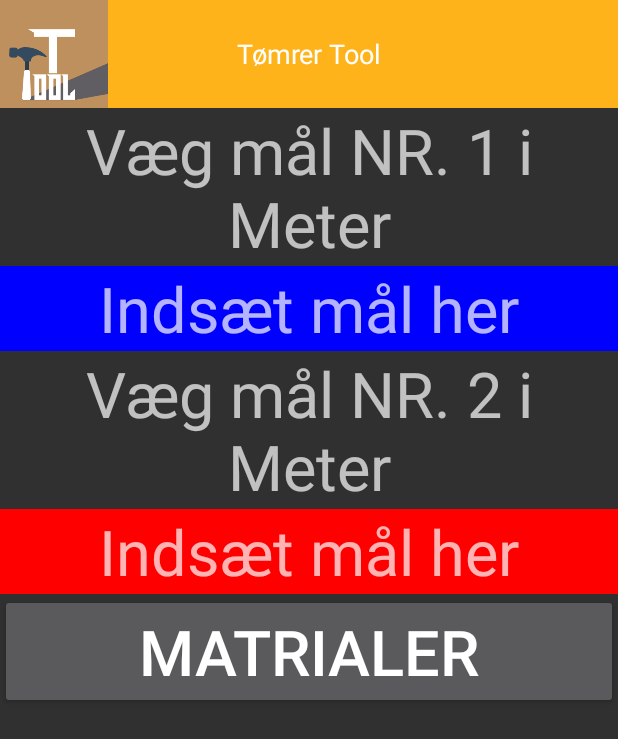
After one commit to ZAN1/tomrer, an Android app: the Loft6060b screen opened directly, with no data from a screen before it, on a phone screen of 412 x 824 dp. The commit adds this screen. Shown: the top 739 px of the screen. Run offline under Robolectric (Android 15) with nearby library versions, the phone set to English and light mode, and no system bars.

Commit message:
need to make send button and implement calc and meterial list

```diff
--- a/MyApplication/app/src/main/AndroidManifest.xml
+++ b/MyApplication/app/src/main/AndroidManifest.xml
@@ -17,7 +17,8 @@
             </intent-filter>
         </activity>
         <activity android:name=".TaskActivity" />
-        <activity android:name=".MesterActivity"></activity>
+        <activity android:name=".MesterActivity" />
+        <activity android:name=".Loft6060b"></activity>
     </application>
 
 </manifest>
--- /dev/null
+++ b/MyApplication/app/src/main/java/com/example/klisterdk/tomrer/Loft6060b.java
@@ -0,0 +1,13 @@
+package com.example.klisterdk.tomrer;
+
+import android.support.v7.app.AppCompatActivity;
+import android.os.Bundle;
+
+public class Loft6060b extends AppCompatActivity {
+
+    @Override
+    protected void onCreate(Bundle savedInstanceState) {
+        super.onCreate(savedInstanceState);
+        setContentView(R.layout.activity_loft6060b);
+    }
+}
--- a/MyApplication/app/src/main/java/com/example/klisterdk/tomrer/MesterActivity.java
+++ b/MyApplication/app/src/main/java/com/example/klisterdk/tomrer/MesterActivity.java
@@ -1,7 +1,10 @@
 package com.example.klisterdk.tomrer;
 
+import android.content.Intent;
+import android.os.Bundle;
 import android.support.v7.app.AppCompatActivity;
-import android.os.Bundle;
+import android.view.View;
+import android.widget.TextView;
 
 public class MesterActivity extends AppCompatActivity {
 
@@ -9,5 +12,21 @@ public class MesterActivity extends AppCompatActivity {
     protected void onCreate(Bundle savedInstanceState) {
         super.onCreate(savedInstanceState);
         setContentView(R.layout.activity_mester);
+
+
+        final TextView loft6060 = (TextView) findViewById(R.id.loft60x60);
+
+
+        loft6060.setOnClickListener(new View.OnClickListener() {
+            @Override
+            public void onClick(View v) {
+                Intent intent = new Intent(MesterActivity.this,Loft6060b.class);
+                startActivity(intent);
+            }
+        });
+
+
+
+
     }
 }
--- /dev/null
+++ b/MyApplication/app/src/main/res/layout/activity_loft6060b.xml
@@ -0,0 +1,72 @@
+<?xml version="1.0" encoding="utf-8"?>
+<LinearLayout xmlns:android="http://schemas.android.com/apk/res/android"
+    xmlns:app="http://schemas.android.com/apk/res-auto"
+    xmlns:tools="http://schemas.android.com/tools"
+    android:layout_width="match_parent"
+    android:layout_height="match_parent"
+    tools:context="com.example.klisterdk.tomrer.Loft6060b"
+    android:weightSum="100"
+    android:orientation="vertical">
+
+
+    <include layout="@layout/toolbar"
+        android:layout_height="wrap_content"
+        android:layout_width="wrap_content"/>
+
+    <LinearLayout
+        android:layout_weight="100"
+        android:orientation="vertical"
+        android:layout_width="match_parent"
+        android:layout_height="match_parent"
+        >
+
+
+
+    <TextView
+
+        android:gravity="center_vertical"
+        android:textAlignment="center"
+        android:textSize="42dp"
+        android:layout_width="match_parent"
+        android:layout_height="wrap_content"
+        android:text="Væg mål NR. 1 i Meter" />
+
+        <EditText
+
+            android:gravity="center_vertical"
+            android:textAlignment="center"
+            android:textSize="42dp"
+            android:layout_width="match_parent"
+            android:layout_height="wrap_content"
+            android:hint="Indsæt mål her"
+            android:background="#0000ff"
+            />
+        <TextView
+
+            android:gravity="center_vertical"
+            android:textAlignment="center"
+            android:textSize="42dp"
+            android:layout_width="match_parent"
+            android:layout_height="wrap_content"
+            android:text="Væg mål NR. 2 i Meter" />
+
+        <EditText
+
+            android:gravity="center_vertical"
+            android:textAlignment="center"
+            android:textSize="42dp"
+            android:layout_width="match_parent"
+            android:layout_height="wrap_content"
+            android:background="#ff0000"
+            android:hint="Indsæt mål her" />
+        <Button
+            android:gravity="center_vertical"
+            android:textAlignment="center"
+            android:textSize="42dp"
+            android:layout_width="match_parent"
+            android:layout_height="wrap_content"
+            android:text="matrialer"/>
+
+</LinearLayout>
+
+</LinearLayout>
--- a/MyApplication/app/src/main/res/layout/activity_mester.xml
+++ b/MyApplication/app/src/main/res/layout/activity_mester.xml
@@ -22,13 +22,14 @@
 
 
 
-    <TextView
-        android:layout_width="match_parent"
-        android:layout_height="match_parent"
-        android:text="noob"
-        android:textAlignment="center"
-        android:textColor="#ffffff"
-        />
+        <TextView
+            android:id="@+id/loft60x60"
+            android:gravity="center_vertical"
+            android:textAlignment="center"
+            android:textSize="42dp"
+            android:layout_width="match_parent"
+            android:layout_height="wrap_content"
+            android:text="Lofter 60x60" />
 
 
 
```
